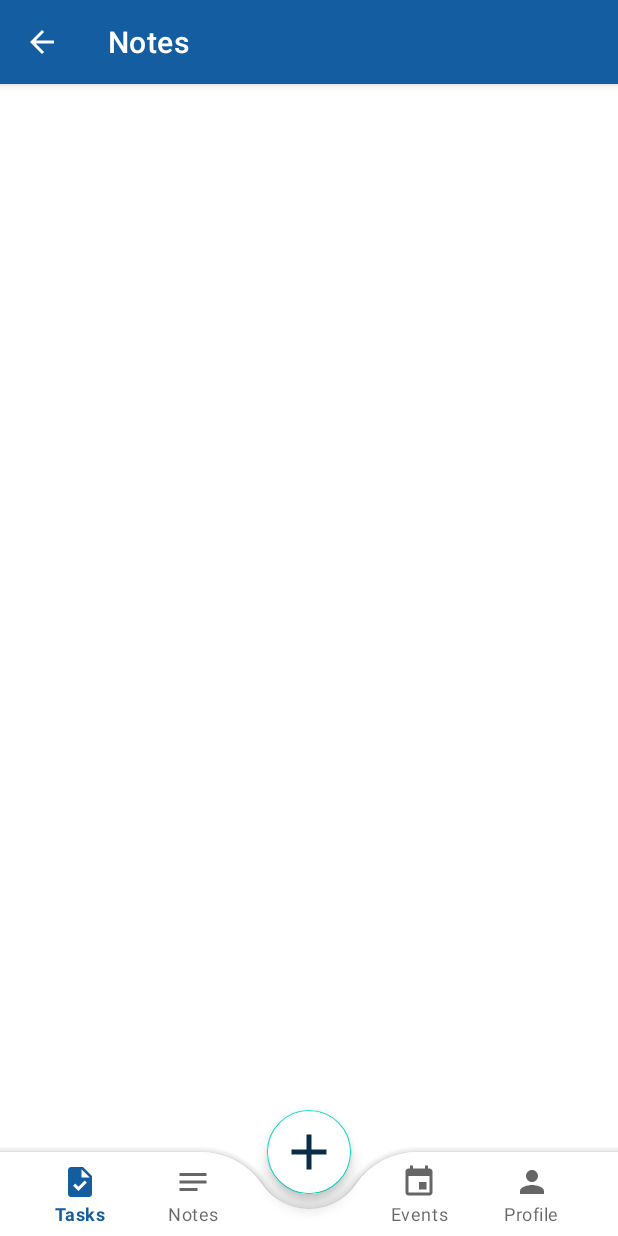
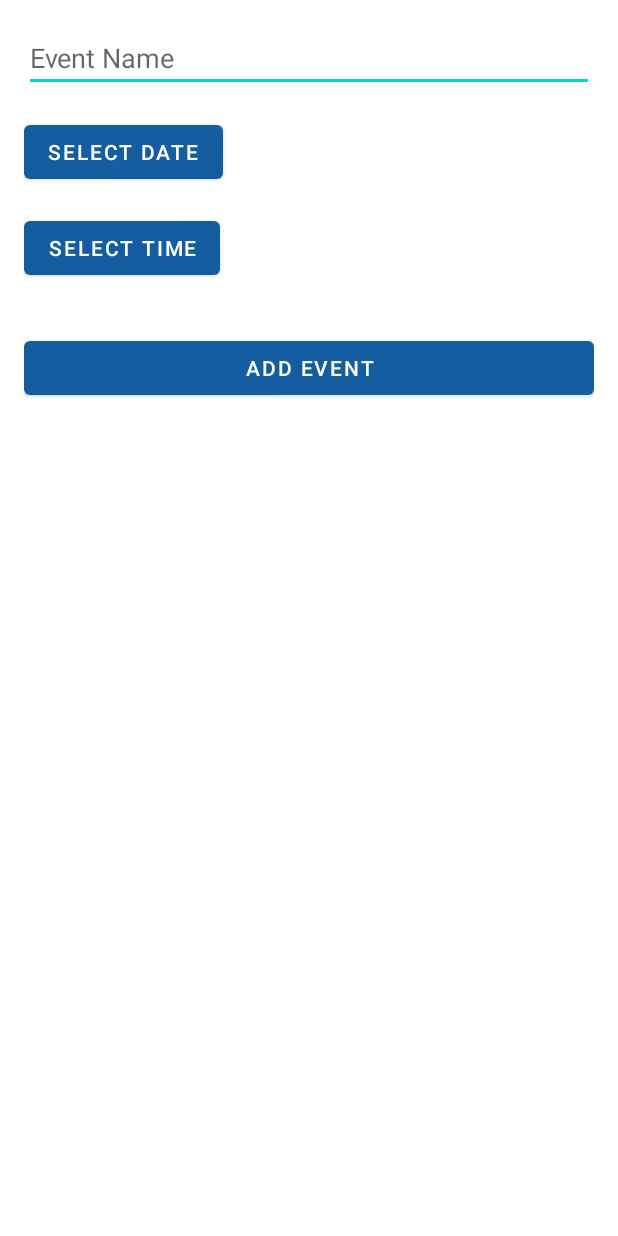
Before and after one commit to Zoubeir-Hm/TaskManagementApp, an Android app: the screen it shows after launch (NotesActivity before the commit, AddEventActivity after it), item 4 of the bottom bar chosen, on a phone screen of 412 x 824 dp. Run offline under Robolectric (Android 15) with nearby library versions, the phone set to English and light mode, and no system bars; our stand-ins replace Firebase (no records; nobody signed in at launch, a user with empty details on screens opened directly).

Commit message:
ajouter event

```diff
--- /dev/null
+++ b/app/src/main/java/com/example/taskmanagementapp/AddEventActivity.java
@@ -0,0 +1,134 @@
+// AddEventActivity.java
+package com.example.taskmanagementapp;
+
+import android.app.AlarmManager;
+import android.app.DatePickerDialog;
+import android.app.PendingIntent;
+import android.app.TimePickerDialog;
+import android.content.Intent;
+import android.os.Bundle;
+import android.text.TextUtils;
+import android.view.View;
+import android.widget.Button;
+import android.widget.EditText;
+import android.widget.Toast;
+
+import androidx.annotation.NonNull;
+import androidx.appcompat.app.AppCompatActivity;
+
+import com.google.android.gms.tasks.OnFailureListener;
+import com.google.android.gms.tasks.OnSuccessListener;
+import com.google.firebase.auth.FirebaseAuth;
+import com.google.firebase.auth.FirebaseUser;
+import com.google.firebase.firestore.DocumentReference;
+import com.google.firebase.firestore.FirebaseFirestore;
+
+import java.util.Calendar;
+import java.util.HashMap;
+import java.util.Map;
+
+public class AddEventActivity extends AppCompatActivity {
+    private FirebaseAuth mAuth;
+    private FirebaseFirestore db;
+    private EditText editTextEventName;
+    private Button buttonSelectDate, buttonSelectTime, buttonAddEvent;
+    private int selectedYear, selectedMonth, selectedDay, selectedHour, selectedMinute;
+
+    @Override
+    protected void onCreate(Bundle savedInstanceState) {
+        super.onCreate(savedInstanceState);
+        setContentView(R.layout.activity_add_event);
+
+        // Initialiser Firebase Auth et Firestore
+        mAuth = FirebaseAuth.getInstance();
+        db = FirebaseFirestore.getInstance();
+
+        // Références UI
+        editTextEventName = findViewById(R.id.editTextEventName);
+        buttonSelectDate = findViewById(R.id.buttonSelectDate);
+        buttonSelectTime = findViewById(R.id.buttonSelectTime);
+        buttonAddEvent = findViewById(R.id.buttonAddEvent);
+
+        buttonSelectDate.setOnClickListener(v -> {
+            Calendar calendar = Calendar.getInstance();
+            int year = calendar.get(Calendar.YEAR);
+            int month = calendar.get(Calendar.MONTH);
+            int day = calendar.get(Calendar.DAY_OF_MONTH);
+
+            DatePickerDialog datePickerDialog = new DatePickerDialog(AddEventActivity.this,
+                    (view, year1, monthOfYear, dayOfMonth) -> {
+                        selectedYear = year1;
+                        selectedMonth = monthOfYear;
+                        selectedDay = dayOfMonth;
+                    }, year, month, day);
+            datePickerDialog.show();
+        });
+
+        buttonSelectTime.setOnClickListener(v -> {
+            Calendar calendar = Calendar.getInstance();
+            int hour = calendar.get(Calendar.HOUR_OF_DAY);
+            int minute = calendar.get(Calendar.MINUTE);
+
+            TimePickerDialog timePickerDialog = new TimePickerDialog(AddEventActivity.this,
+                    (view, hourOfDay, minute1) -> {
+                        selectedHour = hourOfDay;
+                        selectedMinute = minute1;
+                    }, hour, minute, true);
+            timePickerDialog.show();
+        });
+
+        buttonAddEvent.setOnClickListener(v -> {
+            String eventName = editTextEventName.getText().toString().trim();
+
+            if (TextUtils.isEmpty(eventName)) {
+                Toast.makeText(AddEventActivity.this, "Event Name cannot be empty", Toast.LENGTH_SHORT).show();
+                return;
+            }
+
+            addEventToFirestore(eventName, selectedYear, selectedMonth, selectedDay, selectedHour, selectedMinute);
+        });
+    }
+
+    private void addEventToFirestore(String eventName, int year, int month, int day, int hour, int minute) {
+        FirebaseUser user = mAuth.getCurrentUser();
+        if (user != null) {
+            String userId = user.getUid();
+
+            // Créer un nouvel événement
+            Map<String, Object> event = new HashMap<>();
+            event.put("eventName", eventName);
+            event.put("year", year);
+            event.put("month", month);
+            event.put("day", day);
+            event.put("hour", hour);
+            event.put("minute", minute);
+
+            // Ajouter l'événement à la collection 'events' sous le document utilisateur
+            db.collection("user").document(user.getEmail()).collection("events")
+                    .add(event)
+                    .addOnSuccessListener(documentReference -> {
+                        Toast.makeText(AddEventActivity.this, "Event added successfully", Toast.LENGTH_SHORT).show();
+                        setAlarm(eventName, year, month, day, hour, minute);
+                    })
+                    .addOnFailureListener(e -> {
+                        Toast.makeText(AddEventActivity.this, "Error adding event: " + e.getMessage(), Toast.LENGTH_SHORT).show();
+                    });
+        } else {
+            Toast.makeText(this, "User not authenticated", Toast.LENGTH_SHORT).show();
+        }
+    }
+
+    private void setAlarm(String eventName, int year, int month, int day, int hour, int minute) {
+        Calendar calendar = Calendar.getInstance();
+        calendar.set(year, month, day, hour, minute, 0);
+
+        long alarmTime = calendar.getTimeInMillis();
+
+        Intent intent = new Intent(this, AlarmReceiver.class);
+        intent.putExtra("eventName", eventName);
+
+        PendingIntent pendingIntent = PendingIntent.getBroadcast(this, 0, intent, PendingIntent.FLAG_UPDATE_CURRENT | PendingIntent.FLAG_MUTABLE);
+        AlarmManager alarmManager = (AlarmManager) getSystemService(ALARM_SERVICE);
+        alarmManager.setExact(AlarmManager.RTC_WAKEUP, alarmTime, pendingIntent);
+    }
+}
--- a/app/src/main/java/com/example/taskmanagementapp/MainActivity.java
+++ b/app/src/main/java/com/example/taskmanagementapp/MainActivity.java
@@ -7,7 +7,10 @@ import androidx.appcompat.widget.SearchView;
 import androidx.recyclerview.widget.GridLayoutManager;
 import androidx.recyclerview.widget.RecyclerView;
 
+import android.app.NotificationChannel;
+import android.app.NotificationManager;
 import android.content.Intent;
+import android.os.Build;
 import android.os.Bundle;
 import android.view.View;
 import android.view.MenuItem;
@@ -64,7 +67,7 @@ public class MainActivity extends AppCompatActivity {
                     startActivity(new Intent(getApplicationContext(),NotesActivity.class));
                     return true;
                 } else if (item_id == R.id.event){
-                    startActivity(new Intent(getApplicationContext(),NotesActivity.class));
+                    startActivity(new Intent(getApplicationContext(),AddEventActivity.class));
                     return true;
                 } else {
                     startActivity(new Intent(getApplicationContext(),NotesActivity.class));
@@ -124,6 +127,8 @@ public class MainActivity extends AppCompatActivity {
             }
         });
 
+        createNotificationChannel();
+
     }
     public void searchList(String text){
         ArrayList<DataClass> searchList = new ArrayList<>();
@@ -134,6 +139,19 @@ public class MainActivity extends AppCompatActivity {
         }
         adapter.searchDataList(searchList);
     }
+
+    private void createNotificationChannel() {
+        if (Build.VERSION.SDK_INT >= Build.VERSION_CODES.O) {
+            CharSequence name = "Event Channel";
+            String description = "Channel for Event Reminders";
+            int importance = NotificationManager.IMPORTANCE_HIGH;
+            NotificationChannel channel = new NotificationChannel("event_channel", name, importance);
+            channel.setDescription(description);
+
+            NotificationManager notificationManager = getSystemService(NotificationManager.class);
+            notificationManager.createNotificationChannel(channel);
+        }
+    }
     //------------------------------------------------------------------------
 
 }
--- /dev/null
+++ b/app/src/main/res/drawable/ic_event.xml
@@ -0,0 +1,5 @@
+<vector xmlns:android="http://schemas.android.com/apk/res/android" android:height="24dp" android:tint="#0C2D48" android:viewportHeight="24" android:viewportWidth="24" android:width="24dp">
+
+    <path android:fillColor="@android:color/white" android:pathData="M22,5.7l-4.6,-3.9 -1.3,1.5 4.6,3.9L22,5.7zM7.9,3.4L6.6,1.9 2,5.7l1.3,1.5 4.6,-3.8zM12.5,8L11,8v6l4.7,2.9 0.8,-1.2 -4,-2.4L12.5,8zM12,4c-5,0 -9,4 -9,9s4,9 9,9 9,-4 9,-9 -4,-9 -9,-9zM12,20c-3.9,0 -7,-3.1 -7,-7s3.1,-7 7,-7 7,3.1 7,7 -3.1,7 -7,7z"/>
+
+</vector>
--- /dev/null
+++ b/app/src/main/res/layout/activity_add_event.xml
@@ -0,0 +1,38 @@
+<?xml version="1.0" encoding="utf-8"?>
+<RelativeLayout xmlns:android="http://schemas.android.com/apk/res/android"
+    android:layout_width="match_parent"
+    android:layout_height="match_parent"
+    android:padding="16dp">
+
+    <EditText
+        android:id="@+id/editTextEventName"
+        android:layout_width="match_parent"
+        android:layout_height="wrap_content"
+        android:hint="Event Name"
+        android:layout_marginBottom="16dp"
+        android:inputType="text" />
+
+    <Button
+        android:id="@+id/buttonSelectDate"
+        android:layout_width="wrap_content"
+        android:layout_height="wrap_content"
+        android:text="Select Date"
+        android:layout_below="@id/editTextEventName"
+        android:layout_marginBottom="16dp" />
+
+    <Button
+        android:id="@+id/buttonSelectTime"
+        android:layout_width="wrap_content"
+        android:layout_height="wrap_content"
+        android:text="Select Time"
+        android:layout_below="@id/buttonSelectDate"
+        android:layout_marginBottom="16dp" />
+
+    <Button
+        android:id="@+id/buttonAddEvent"
+        android:layout_width="match_parent"
+        android:layout_height="wrap_content"
+        android:text="Add Event"
+        android:layout_below="@id/buttonSelectTime"
+        android:layout_marginTop="16dp" />
+</RelativeLayout>
```
Also changed, not shown: app/src/main/AndroidManifest.xml (+8 -0 lines), app/src/main/java/com/example/taskmanagementapp/AlarmReceiver.java (added, +48 -0 lines).
